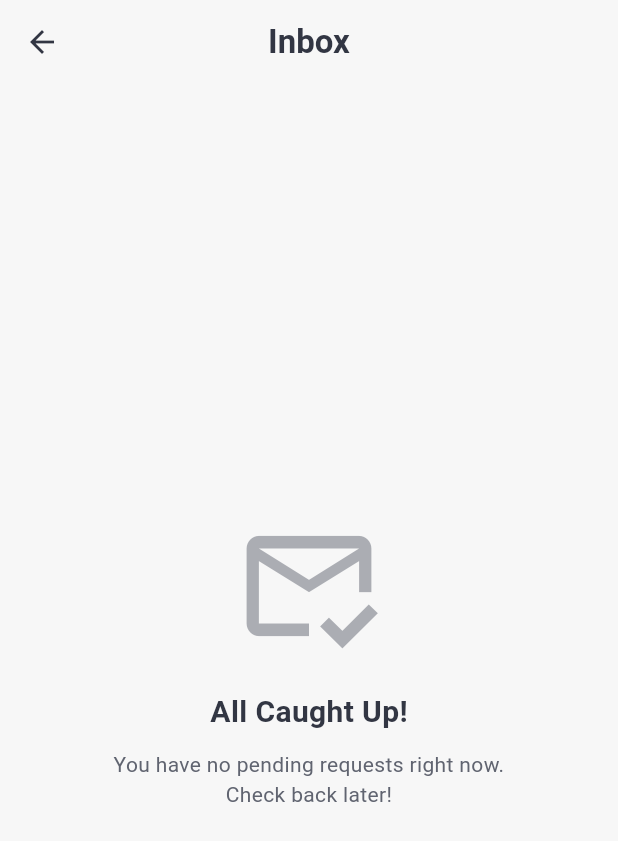
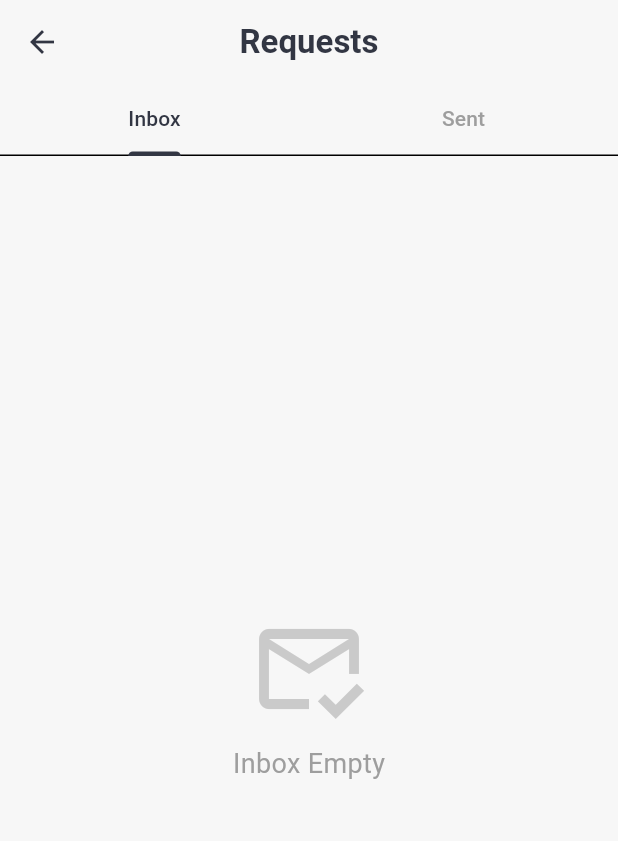
Before and after one commit to BinaryVibe/fyp-hub, a Flutter app: the InboxScreen screen opened directly, on a phone screen of 412 x 824 dp. Shown: the top 841 px of the screen. Run offline on Flutter 3.47's test engine with Material 3 defaults, Android fonts, the light colour scheme and no system bars; our stand-ins replace animate_do, cloud_firestore, firebase_auth, firebase_core; accounts and stored records are empty.

Commit message:
InboxScreen into a Tabbed view Inbox/Sent

```diff
--- a/fyp_hub/lib/screens/requests/inbox_screen.dart
+++ b/fyp_hub/lib/screens/requests/inbox_screen.dart
@@ -130,11 +130,10 @@
 //     );
 //   }
 // }
-
 import 'package:flutter/material.dart';
-import 'package:firebase_auth/firebase_auth.dart'; // To get our ID
+import 'package:firebase_auth/firebase_auth.dart';
 import 'package:fyp_hub/models/request.dart';
-import 'package:fyp_hub/services/request_service.dart'; // Your new service
+import 'package:fyp_hub/services/request_service.dart';
 import 'package:fyp_hub/screens/requests/request_details_dialog.dart';
 
 class InboxScreen extends StatelessWidget {
@@ -142,101 +141,109 @@ class InboxScreen extends StatelessWidget {
 
   @override
   Widget build(BuildContext context) {
-    // --- THEME COLORS ---
     final theme = Theme.of(context);
-    final primaryColor = theme.colorScheme.primary; // Night Charcoal
-    final secondaryColor = theme.colorScheme.secondary; // Ice Blue
-    final scaffoldColor = theme.scaffoldBackgroundColor; // Snow White
-    final subtitleColor = theme.textTheme.bodySmall?.color ?? Colors.grey;
+    final primaryColor = theme.colorScheme.primary;
+    final secondaryColor = theme.colorScheme.secondary;
+    final scaffoldColor = theme.scaffoldBackgroundColor;
 
-    // 1. Get the current user
     final user = FirebaseAuth.instance.currentUser;
+    final requestService = RequestService();
 
-    // Safety check
     if (user == null) {
-      return Scaffold(
+      return Scaffold(body: Center(child: Text("Error: Not logged in")));
+    }
+
+    // 1. USE DEFAULT TAB CONTROLLER FOR 2 TABS
+    return DefaultTabController(
+      length: 2,
+      child: Scaffold(
         backgroundColor: scaffoldColor,
-        body: Center(
-          child: Text(
-            "Error: Not logged in",
-            style: TextStyle(color: theme.colorScheme.error),
+        appBar: AppBar(
+          title: Text(
+            'Requests',
+            style: TextStyle(color: primaryColor, fontWeight: FontWeight.bold),
+          ),
+          backgroundColor: Colors.transparent,
+          elevation: 0,
+          iconTheme: IconThemeData(color: primaryColor),
+          // 2. ADD THE TAB BAR
+          bottom: TabBar(
+            labelColor: primaryColor,
+            unselectedLabelColor: Colors.grey,
+            indicatorColor: primaryColor,
+            tabs: const [
+              Tab(text: "Inbox"), // Requests received
+              Tab(text: "Sent"), // Requests sent (Status tracking)
+            ],
+          ),
+        ),
+        body: TabBarView(
+          children: [
+            // --- TAB 1: RECEIVED (INBOX) ---
+            _RequestList(
+              stream: requestService.getMyInboxStream(user.uid),
+              isSentTab: false, // Can act on these
+            ),
+
+            // --- TAB 2: SENT (STATUS TRACKING) ---
+            _RequestList(
+              stream: requestService.getMySentRequestsStream(user.uid),
+              isSentTab: true, // Read-only
+            ),
+          ],
         ),
       ),
     );
   }
+}
 
-    final requestService = RequestService();
+// --- REUSABLE LIST WIDGET ---
+class _RequestList extends StatelessWidget {
+  final Stream<List<Request>> stream;
+  final bool isSentTab;
 
-    return Scaffold(
-      backgroundColor: scaffoldColor, // UI Change: Snow White
-      appBar: AppBar(
-        title: Text(
-          'Inbox',
-          style: TextStyle(
-            color: primaryColor, // UI Change: Dark text
-            fontWeight: FontWeight.bold,
-          ),
-        ),
-        backgroundColor: Colors.transparent, // Cleaner look
-        elevation: 0,
-        iconTheme: IconThemeData(color: primaryColor), // Dark back arrow
-      ),
-      // 2. STREAM BUILDER: Listens to the database!
-      body: StreamBuilder<List<Request>>(
-        stream: requestService.getMyInboxStream(user.uid),
+  const _RequestList({required this.stream, required this.isSentTab});
+
+  @override
+  Widget build(BuildContext context) {
+    final theme = Theme.of(context);
+    final primaryColor = theme.colorScheme.primary;
+    final subtitleColor = theme.textTheme.bodySmall?.color ?? Colors.grey;
+    final secondaryColor = theme.colorScheme.secondary;
+
+    return StreamBuilder<List<Request>>(
+      stream: stream,
       builder: (context, snapshot) {
-          // A. Handle Loading State
         if (snapshot.connectionState == ConnectionState.waiting) {
           return Center(
             child: CircularProgressIndicator(color: secondaryColor),
           );
         }
-
-          // B. Handle Error State
         if (snapshot.hasError) {
-            return Center(
-              child: Text(
-                "Error: ${snapshot.error}",
-                style: TextStyle(color: theme.colorScheme.error),
-              ),
-            );
+          return Center(child: Text("Error: ${snapshot.error}"));
         }
-
-          // C. Handle Empty State
         if (!snapshot.hasData || snapshot.data!.isEmpty) {
           return Center(
             child: Column(
               mainAxisAlignment: MainAxisAlignment.center,
               children: [
-                  // A nice large icon
                 Icon(
-                    Icons.mark_email_read_outlined,
-                    size: 100,
-                    color: subtitleColor.withOpacity(0.5),
-                  ),
-                  const SizedBox(height: 20),
-                  // A clear title
-                  Text(
-                    "All Caught Up!",
-                    style: TextStyle(
-                      color: primaryColor,
-                      fontSize: 20,
-                      fontWeight: FontWeight.bold,
-                    ),
+                  isSentTab
+                      ? Icons.send_outlined
+                      : Icons.mark_email_read_outlined,
+                  size: 80,
+                  color: Colors.grey.withOpacity(0.5),
                 ),
                 const SizedBox(height: 10),
-                  // A helpful subtitle
                 Text(
-                    "You have no pending requests right now.\nCheck back later!",
-                    textAlign: TextAlign.center,
-                    style: TextStyle(color: subtitleColor),
+                  isSentTab ? "No sent requests" : "Inbox Empty",
+                  style: TextStyle(color: Colors.grey, fontSize: 18),
                 ),
               ],
             ),
           );
         }
 
-          // D. Handle Data (The List)
         final requests = snapshot.data!;
 
         return ListView.builder(
@@ -248,10 +255,9 @@ class InboxScreen extends StatelessWidget {
             return Container(
               margin: const EdgeInsets.symmetric(horizontal: 15, vertical: 8),
               decoration: BoxDecoration(
-                  // UI Change: White Card
                 color: Colors.white,
                 borderRadius: BorderRadius.circular(12),
-                  border: Border.all(color: subtitleColor.withOpacity(0.2)),
+                border: Border.all(color: Colors.grey.withOpacity(0.2)),
                 boxShadow: [
                   BoxShadow(
                     color: Colors.black.withOpacity(0.05),
@@ -262,19 +268,23 @@ class InboxScreen extends StatelessWidget {
               ),
               child: ListTile(
                 leading: CircleAvatar(
-                    // UI Change: Use theme colors or standard colors with lower opacity
                   backgroundColor: isTeammate
                       ? Colors.blue.withOpacity(0.1)
                       : Colors.purple.withOpacity(0.1),
                   child: Icon(
-                      isTeammate ? Icons.person : Icons.school,
+                    // Icon logic: If sent tab, show 'upload' arrow, else 'person'
+                    isSentTab
+                        ? Icons.arrow_outward
+                        : (isTeammate ? Icons.person : Icons.school),
                     color: isTeammate ? Colors.blue : Colors.purple,
                   ),
                 ),
                 title: Text(
-                    req.senderName,
+                  // If I sent it, show "To: Receiver" (Ideally we'd fetch name, but for now we emphasize status)
+                  // If I received it, show "From: SenderName"
+                  isSentTab ? "Request Sent" : req.senderName,
                   style: TextStyle(
-                      color: primaryColor, // Dark text
+                    color: primaryColor,
                     fontWeight: FontWeight.bold,
                   ),
                 ),
@@ -284,24 +294,34 @@ class InboxScreen extends StatelessWidget {
                   overflow: TextOverflow.ellipsis,
                   style: TextStyle(color: subtitleColor),
                 ),
-                  trailing: _buildStatusChip(req.status, primaryColor),
+                trailing: _buildStatusChip(req.status),
                 onTap: () {
-                    // Open the details dialog
+                  // SAFETY CHECK:
+                  // Only allow opening dialog if it's the INBOX (Received) tab.
+                  // Students should NOT be able to open/edit their own sent requests.
+                  if (!isSentTab) {
                     showDialog(
                       context: context,
                       builder: (context) => RequestDetailsDialog(request: req),
                     );
+                  } else {
+                    // Optional: Show simple details snackbar or read-only popup
+                    ScaffoldMessenger.of(context).showSnackBar(
+                      SnackBar(
+                        content: Text("Status: ${req.status.toUpperCase()}"),
+                      ),
+                    );
+                  }
                 },
               ),
             );
           },
         );
       },
-      ),
     );
   }
 
-  Widget _buildStatusChip(String status, Color primaryColor) {
+  Widget _buildStatusChip(String status) {
     Color color = Colors.grey;
     if (status == 'pending') color = Colors.orange;
     if (status == 'accepted') color = Colors.green;
@@ -310,15 +330,12 @@ class InboxScreen extends StatelessWidget {
     return Chip(
       label: Text(
         status.toUpperCase(),
-        style: TextStyle(
+        style: const TextStyle(
           fontSize: 10,
-          color: status == 'pending'
-              ? Colors.white
-              : Colors.white, // White text for contrast
+          color: Colors.white,
           fontWeight: FontWeight.bold,
         ),
       ),
-      // UI Change: Solid color for status chips
       backgroundColor: color,
       padding: EdgeInsets.zero,
       labelPadding: const EdgeInsets.symmetric(horizontal: 8),
```
Lines whose indentation alone changed are shown as unchanged.
